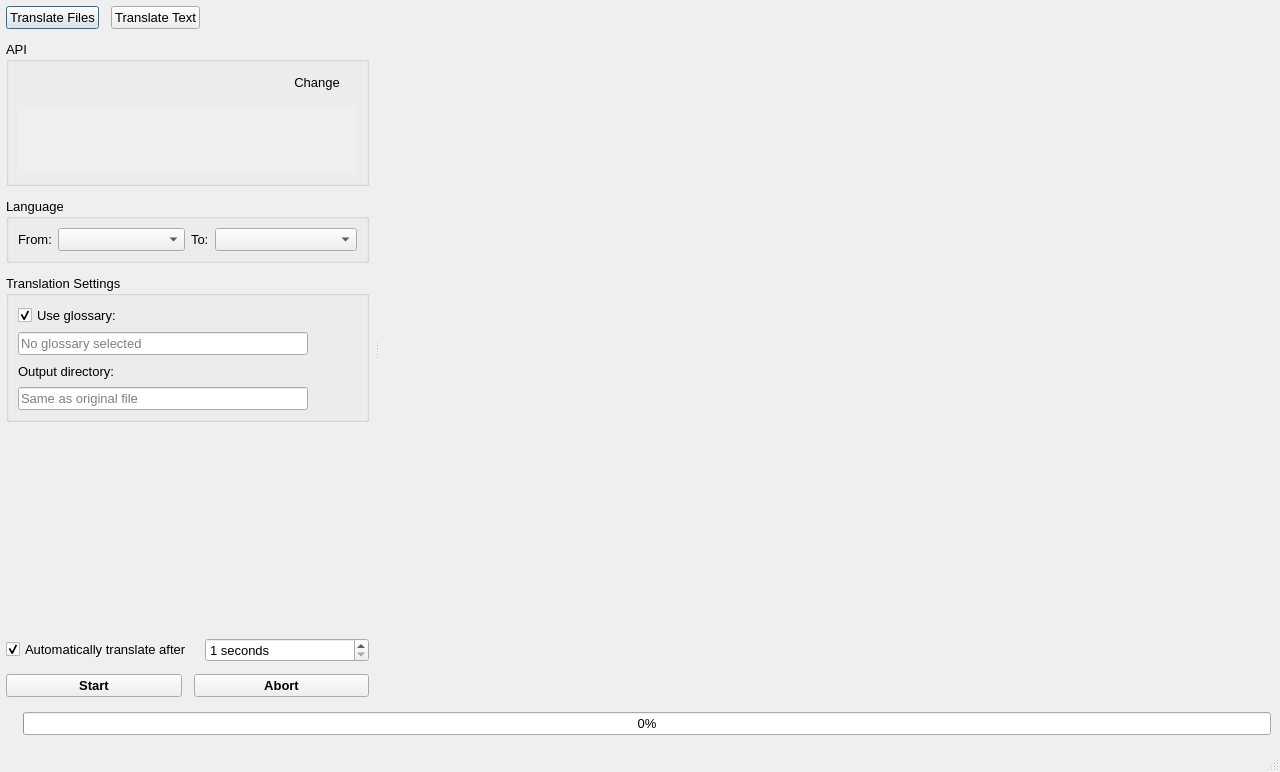
First picture: the form in ui_files/mainwindow.ui, repository VoxelCubes/DeepQt, before the edit.
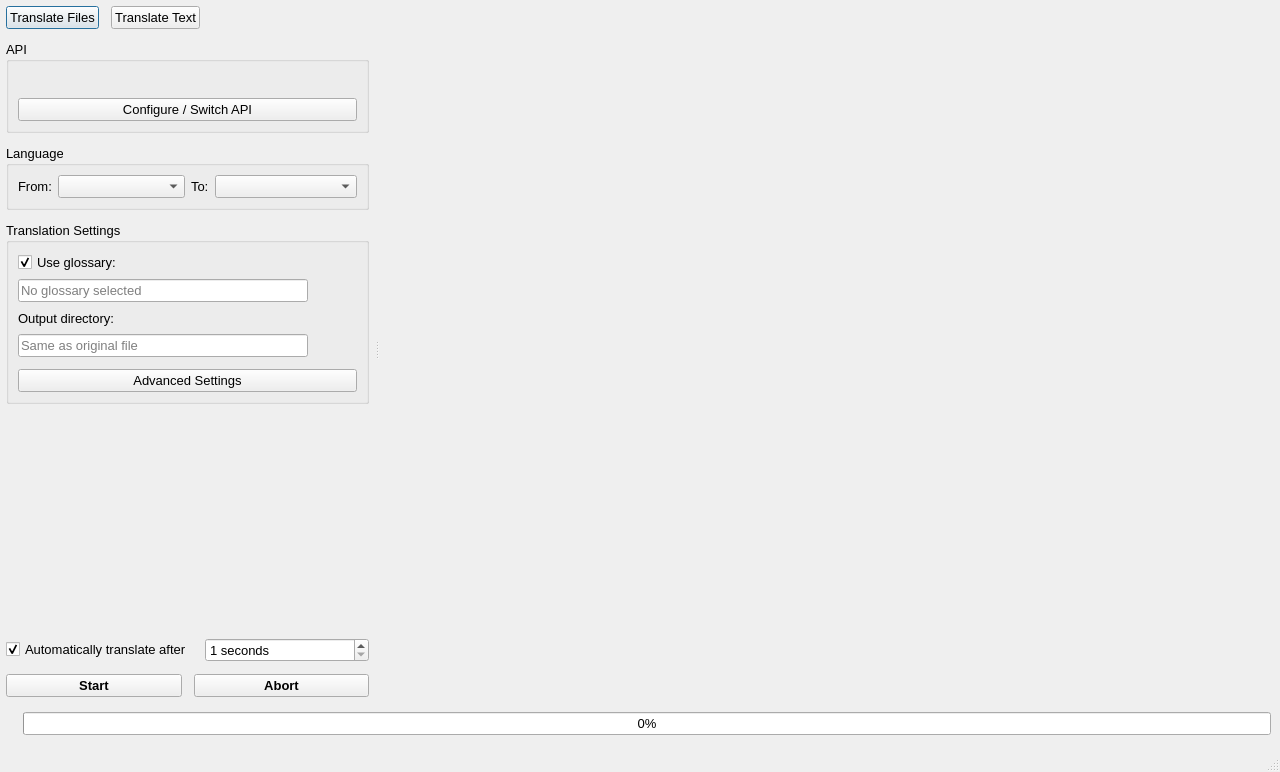
Second picture: the form after the edit. Icons and pictures are not drawn. Custom widgets are drawn as their Qt base class.

```diff
--- a/ui_files/mainwindow.ui
+++ b/ui_files/mainwindow.ui
@@ -138,12 +138,12 @@
           </property>
           <layout class="QVBoxLayout" name="verticalLayout_3">
            <property name="spacing">
-            <number>12</number>
+            <number>6</number>
            </property>
            <item>
-            <layout class="QHBoxLayout" name="horizontalLayout_2" stretch="0,1,0">
-             <property name="bottomMargin">
-              <number>0</number>
+            <layout class="QHBoxLayout" name="horizontalLayout_2" stretch="0,1">
+             <property name="spacing">
+              <number>12</number>
              </property>
              <item>
               <widget class="QLabel" name="label_backend_logo">
@@ -159,46 +159,20 @@
                </property>
               </widget>
              </item>
-             <item>
-              <widget class="QPushButton" name="pushButton_backend_change">
-               <property name="text">
-                <string>Change</string>
-               </property>
-               <property name="icon">
-                <iconset theme="exchange-positions">
-                 <normaloff>.</normaloff>.</iconset>
-               </property>
-               <property name="flat">
-                <bool>true</bool>
-               </property>
-              </widget>
-             </item>
             </layout>
            </item>
            <item>
-            <widget class="QScrollArea" name="scrollArea">
-             <property name="sizePolicy">
-              <sizepolicy hsizetype="Expanding" vsizetype="Preferred">
-               <horstretch>0</horstretch>
-               <verstretch>0</verstretch>
-              </sizepolicy>
+            <widget class="APIStatusUsage" name="widget_backend_status" native="true"/>
+           </item>
+           <item>
+            <widget class="QPushButton" name="pushButton">
+             <property name="text">
+              <string>Configure / Switch API</string>
              </property>
-             <property name="frameShape">
-              <enum>QFrame::NoFrame</enum>
+             <property name="icon">
+              <iconset theme="configure">
+               <normaloff>.</normaloff>.</iconset>
              </property>
-             <property name="widgetResizable">
-              <bool>true</bool>
-             </property>
-             <widget class="BackendSettings" name="scrollArea_backend_config">
-              <property name="geometry">
-               <rect>
-                <x>0</x>
-                <y>0</y>
-                <width>390</width>
-                <height>93</height>
-               </rect>
-              </property>
-             </widget>
             </widget>
            </item>
           </layout>
@@ -401,6 +375,9 @@
            </item>
            <item>
             <layout class="QHBoxLayout" name="horizontalLayout_4">
+             <property name="bottomMargin">
+              <number>6</number>
+             </property>
              <item>
               <widget class="QLineEdit" name="lineEdit_out_dir">
                <property name="placeholderText">
@@ -430,6 +407,16 @@
              </item>
             </layout>
            </item>
+           <item>
+            <widget class="QPushButton" name="pushButton_2">
+             <property name="text">
+              <string>Advanced Settings</string>
+             </property>
+             <property name="icon">
+              <iconset theme="configure"/>
+             </property>
+            </widget>
+           </item>
           </layout>
          </widget>
         </item>
@@ -879,9 +866,9 @@
    <header>deepqt.CustomQ.CTooltipLabel</header>
   </customwidget>
   <customwidget>
-   <class>BackendSettings</class>
+   <class>APIStatusUsage</class>
    <extends>QWidget</extends>
-   <header>deepqt.backend_settings</header>
+   <header>deepqt.driver_api_status_usage</header>
    <container>1</container>
   </customwidget>
  </customwidgets>
```
